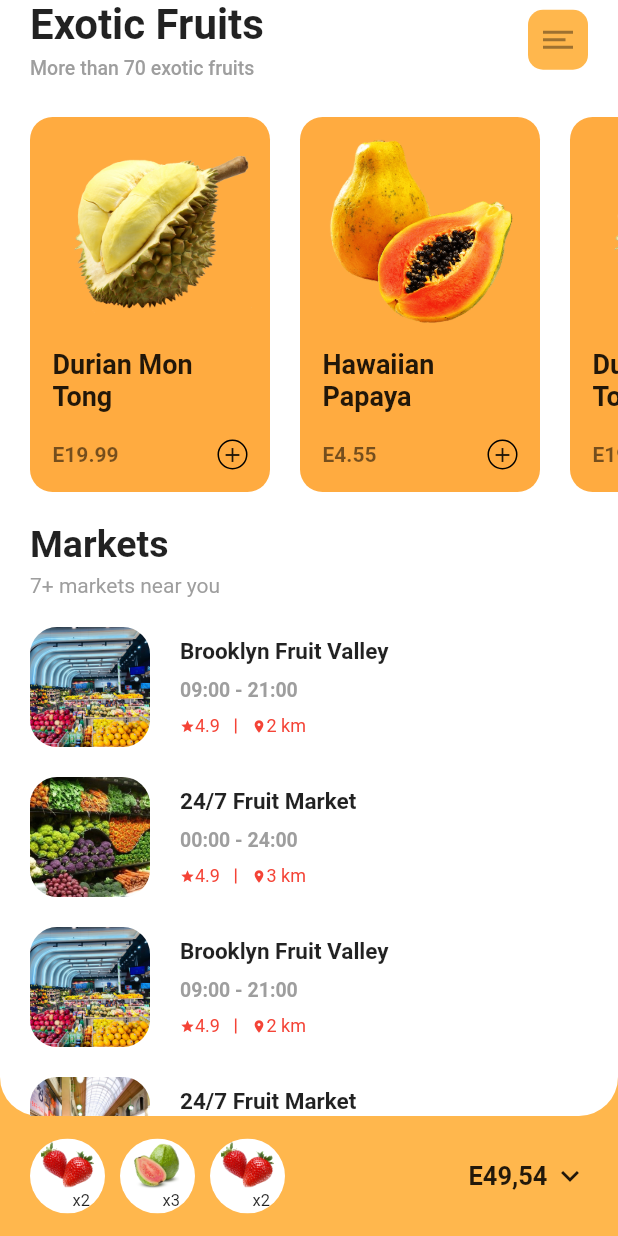
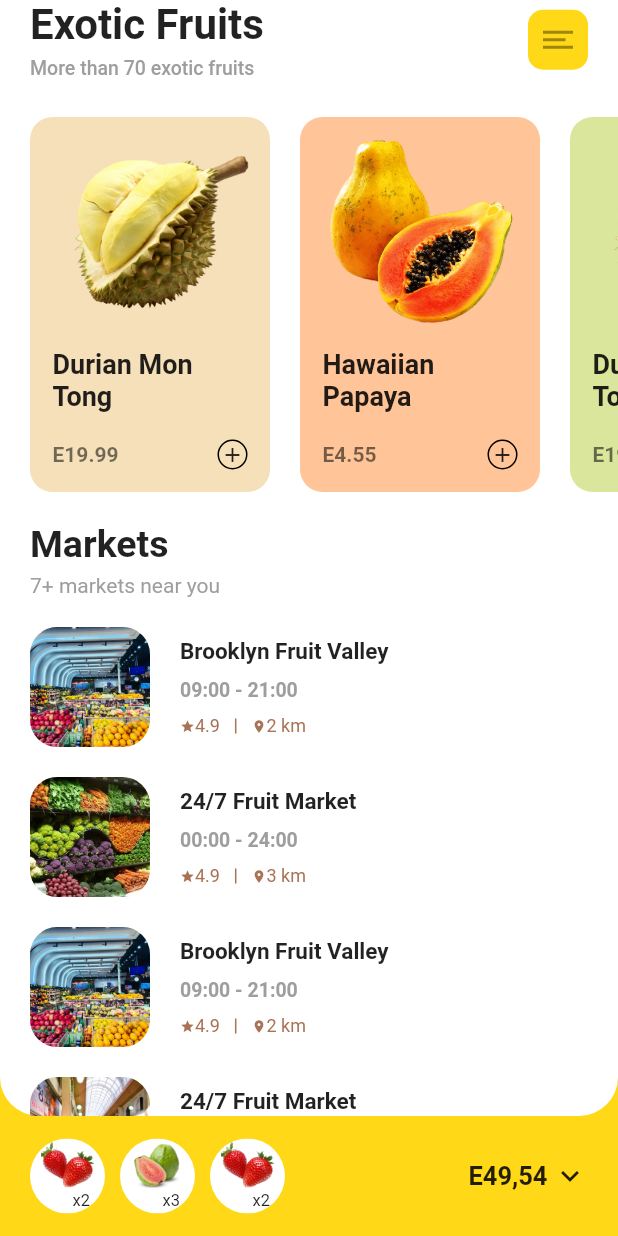
Before and after one commit to timilehinjegede/Flutter-UI-Kit, a Flutter app: the screen it shows after launch, on a phone screen of 412 x 824 dp. Run offline on Flutter 3.47's test engine with Material 2 defaults, Android fonts, the light colour scheme and no system bars.

Commit message:
Changed the colors on the home screen

```diff
--- a/fruit_store/lib/screens/home.dart
+++ b/fruit_store/lib/screens/home.dart
@@ -1,11 +1,14 @@
 import 'package:flutter/material.dart';
 import 'package:fruitstore/screens/fruit_detail.dart';
+import 'package:fruitstore/utils/colors.dart';
+import 'package:fruitstore/widgets/cart_items.dart';
+import 'package:fruitstore/widgets/icon_button.dart';
 
 class HomeScreen extends StatelessWidget {
   @override
   Widget build(BuildContext context) {
     return Scaffold(
-      backgroundColor: Colors.orange[300],
+      backgroundColor: AppColors.bkColor,
       body: Column(
         children: <Widget>[
           // ========== BUILD THE MAIN CONTENT OF THE SCREEN ==========
@@ -54,43 +57,7 @@ class HomeScreen extends StatelessWidget {
                             ),
 
                             // ========== BUILD ICON BUTTON ==========
-                            Container(
-                              height: 40,
-                              width: 40,
-                              decoration: BoxDecoration(
-                                color: Colors.orange[300],
-                                borderRadius: BorderRadius.circular(10),
-                              ),
-                              padding: EdgeInsets.only(left: 10, right: 10),
-                              child: Column(
-                                mainAxisAlignment: MainAxisAlignment.center,
-                                crossAxisAlignment: CrossAxisAlignment.start,
-                                children: <Widget>[
-                                  // ===== BUILD ICON BUTTON =====
-                                  Container(
-                                    height: 2,
-                                    width: 20,
-                                    color: Colors.black38,
-                                  ),
-                                  SizedBox(
-                                    height: 3,
-                                  ),
-                                  Container(
-                                    height: 2,
-                                    width: 15,
-                                    color: Colors.black38,
-                                  ),
-                                  SizedBox(
-                                    height: 3,
-                                  ),
-                                  Container(
-                                    height: 2,
-                                    width: 20,
-                                    color: Colors.black38,
-                                  ),
-                                ],
-                              ),
-                            )
+                            MyIconButton(),
                           ],
                         ),
                       ),
@@ -119,15 +86,22 @@ class HomeScreen extends StatelessWidget {
                                   ),
                                 );
                               },
-                              child: _buildFruitCard('Durian Mon\nTong',
-                                  'E19.99', 'images/fruit1.png'),
+                              child: _buildFruitCard(
+                                  'Durian Mon\nTong',
+                                  'E19.99',
+                                  'images/fruit1.png',
+                                  AppColors.firstCardColor),
                             ),
                             SizedBox(width: 20),
-                            _buildFruitCard('Hawaiian\nPapaya', 'E4.55',
-                                'images/fruit2.png'),
+                            _buildFruitCard(
+                              'Hawaiian\nPapaya',
+                              'E4.55',
+                              'images/fruit2.png',
+                              AppColors.secondCardColor,
+                            ),
                             SizedBox(width: 20),
                             _buildFruitCard('Durian Mon\nTong', 'E19.99',
-                                'images/fruit1.png'),
+                                'images/fruit1.png', AppColors.thirdCardColor),
                           ],
                         ),
                       ),
@@ -191,52 +165,20 @@ class HomeScreen extends StatelessWidget {
           ),
 
           // ========== BUILD THE CART ITEMS INDICATOR ==========
-          Padding(
-            padding: const EdgeInsets.symmetric(
-              horizontal: 20,
-            ),
-            child: Container(
-              height: 80,
-              child: Row(
-                crossAxisAlignment: CrossAxisAlignment.center,
-                children: <Widget>[
-                  _cartItem('images/ci1.png', 'x2'),
-                  SizedBox(
-                    width: 10,
-                  ),
-                  _cartItem('images/ci2.png', 'x3'),
-                  SizedBox(
-                    width: 10,
-                  ),
-                  _cartItem('images/ci1.png', 'x2'),
-                  Spacer(),
-                  Text(
-                    'E49,54',
-                    style: TextStyle(
-                      fontSize: 17,
-                      fontWeight: FontWeight.w600,
-                    ),
-                  ),
-                  SizedBox(
-                    width: 3,
-                  ),
-                  Icon(Icons.keyboard_arrow_down)
-                ],
-              ),
-            ),
-          ),
+          CartItems(),
         ],
       ),
     );
   }
 
-  Widget _buildFruitCard(String name, String price, String imgPath) {
+  Widget _buildFruitCard(
+      String name, String price, String imgPath, Color color) {
     return Container(
       height: 250,
       width: 160,
       decoration: BoxDecoration(
         borderRadius: BorderRadius.circular(15),
-        color: Colors.orangeAccent[200],
+        color: color,
       ),
       child: Column(
         crossAxisAlignment: CrossAxisAlignment.start,
@@ -348,18 +290,22 @@ class HomeScreen extends StatelessWidget {
                   ),
                   Row(
                     children: <Widget>[
-                      Icon(Icons.star, size: 10, color: Colors.red),
+                      Icon(Icons.star, size: 10, color: AppColors.iconColors),
                       Text(
                         rating,
-                        style: TextStyle(fontSize: 12, color: Colors.red),
+                        style: TextStyle(
+                            fontSize: 12, color: AppColors.iconColors),
                       ),
                       SizedBox(width: 10),
-                      Container(width: 1, height: 10, color: Colors.red),
+                      Container(
+                          width: 1, height: 10, color: AppColors.iconColors),
                       SizedBox(width: 10),
-                      Icon(Icons.location_on, size: 10, color: Colors.red),
+                      Icon(Icons.location_on,
+                          size: 10, color: AppColors.iconColors),
                       Text(
                         distance,
-                        style: TextStyle(fontSize: 12, color: Colors.red),
+                        style: TextStyle(
+                            fontSize: 12, color: AppColors.iconColors),
                       ),
                     ],
                   )
@@ -371,38 +317,4 @@ class HomeScreen extends StatelessWidget {
       ),
     );
   }
-
-  Widget _cartItem(String imgPath, String quantity) {
-    return ClipOval(
-      child: Container(
-        height: 50,
-        width: 50,
-        color: Colors.white,
-        child: Column(
-          children: <Widget>[
-            Image(
-              height: 35,
-              width: 35,
-              image: AssetImage(imgPath),
-              fit: BoxFit.cover,
-            ),
-            Align(
-              alignment: Alignment.bottomRight,
-              child: Padding(
-                padding: const EdgeInsets.only(
-                  right: 10,
-                ),
-                child: Text(
-                  quantity,
-                  style: TextStyle(
-                    fontSize: 11,
-                  ),
-                ),
-              ),
-            ),
-          ],
-        ),
-      ),
-    );
-  }
 }
--- a/fruit_store/lib/widgets/icon_button.dart
+++ b/fruit_store/lib/widgets/icon_button.dart
@@ -1,4 +1,5 @@
 import 'package:flutter/material.dart';
+import 'package:fruitstore/utils/colors.dart';
 
 class MyIconButton extends StatelessWidget {
   @override
@@ -7,7 +8,7 @@ class MyIconButton extends StatelessWidget {
       height: 40,
       width: 40,
       decoration: BoxDecoration(
-        color: Colors.orange[300],
+        color: AppColors.bkColor,
         borderRadius: BorderRadius.circular(10),
       ),
       padding: EdgeInsets.only(left: 10, right: 10),
```
